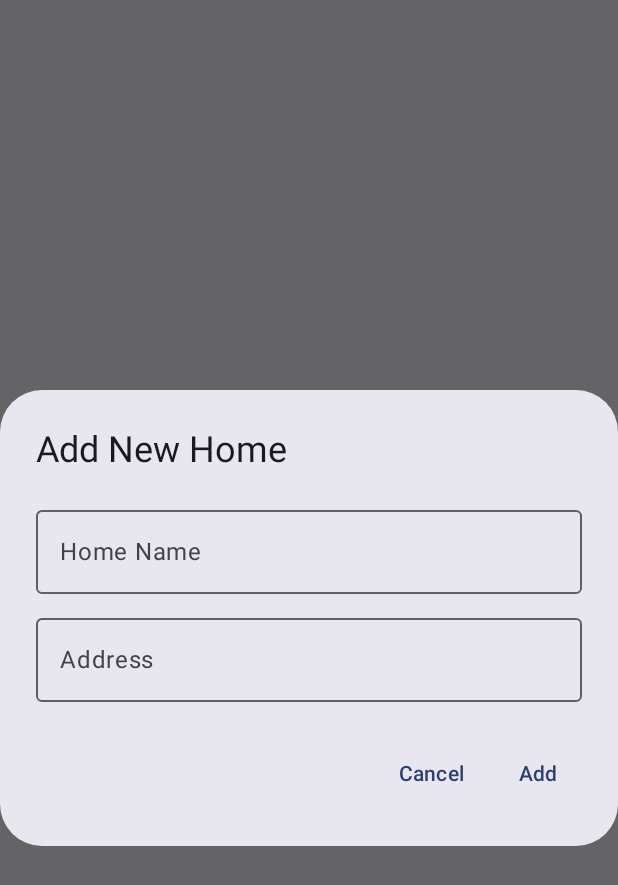
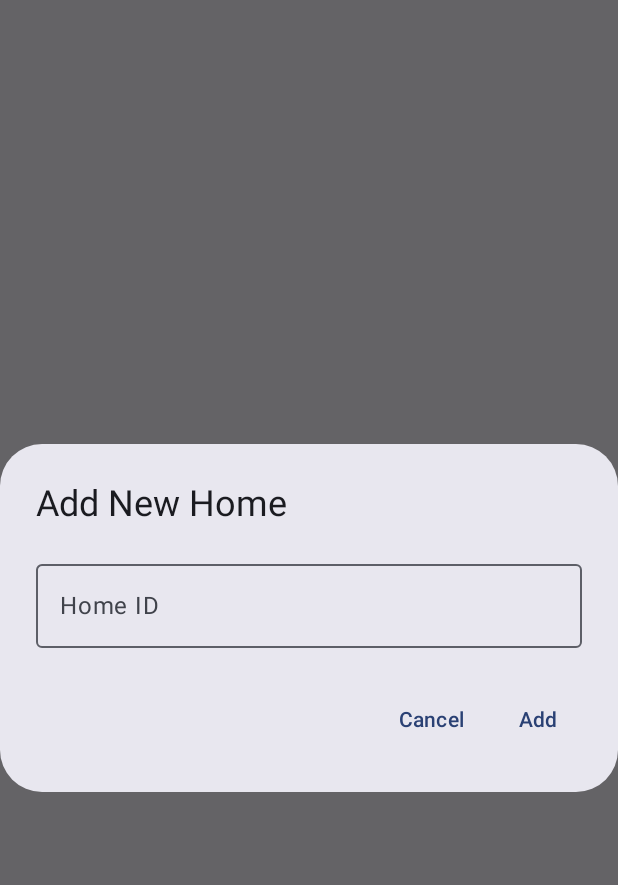
Before and after one commit to SE-SmartHouse/Mobile-Frontend-, an Android app built with Jetpack Compose: the composable AddHomeDialog shown on its own in the app's theme, on a phone screen of 412 x 824 dp. Shown: the top 885 px of the screen. Run offline under Robolectric (Android 15) with nearby library versions, the phone set to English and light mode, and no system bars.

Commit message:
recent changes with homescreenaddingcode

```diff
--- a/app/src/main/java/com/example/smarthouse_mobile/data/model/models.kt
+++ b/app/src/main/java/com/example/smarthouse_mobile/data/model/models.kt
@@ -22,8 +22,8 @@ data class HomeModel(
 
 @JsonClass(generateAdapter = true)
 data class AddHomeRequest(
-    @Json(name = "home_name") val homeName: String,
-    @Json(name = "address") val address: String
+    @Json(name = "home_id") val houseId: String,
+
 )
 @JsonClass(generateAdapter = true)
 data class AddRoomRequest(
--- a/app/src/main/java/com/example/smarthouse_mobile/data/repository/objectrepositry.kt
+++ b/app/src/main/java/com/example/smarthouse_mobile/data/repository/objectrepositry.kt
@@ -54,9 +54,9 @@ object RemoteRepository {
         }
     }
 
-    suspend fun createHome(homeName: String, address: String): HomeModel? {
+    suspend fun createHome(homeId: String): HomeModel? {
         return withContext(Dispatchers.IO) {
-            val response = api.addHome(sessionToken, AddHomeRequest(homeName, address))
+            val response = api.addHome(sessionToken, AddHomeRequest(homeId))
             if (response.isSuccessful) response.body() else null
         }
     }
--- a/app/src/main/java/com/example/smarthouse_mobile/ui/screen/homescreen.kt
+++ b/app/src/main/java/com/example/smarthouse_mobile/ui/screen/homescreen.kt
@@ -73,9 +73,9 @@ fun HomeScreen(
         if (showAddDialog) {
             AddHomeDialog(
                 onDismiss = { showAddDialog = false },
-                onAddHome = { name, address ->
+                onAddHome = { name ->
                     scope.launch {
-                        val newHome = RemoteRepository.createHome(name, address)
+                        val newHome = RemoteRepository.createHome(name)
                         if (newHome != null) {
                             homes = homes + newHome
                         }
@@ -109,9 +109,8 @@ fun HomeCard(home: HomeModel, onClick: () -> Unit) {
 }
 
 @Composable
-fun AddHomeDialog(onDismiss: () -> Unit, onAddHome: (String, String) -> Unit) {
-    var name by remember { mutableStateOf("") }
-    var address by remember { mutableStateOf("") }
+fun AddHomeDialog(onDismiss: () -> Unit, onAddHome: (String) -> Unit) {
+    var home_id by remember { mutableStateOf("") }
 
     AlertDialog(
         onDismissRequest = onDismiss,
@@ -119,22 +118,16 @@ fun AddHomeDialog(onDismiss: () -> Unit, onAddHome: (String, String) -> Unit) {
         text = {
             Column {
                 OutlinedTextField(
-                    value = name,
-                    onValueChange = { name = it },
-                    label = { Text("Home Name") },
+                    value = home_id,
+                    onValueChange = { home_id = it },
+                    label = { Text("Home ID") },
                     modifier = Modifier.fillMaxWidth()
                 )
-                Spacer(modifier = Modifier.height(8.dp))
-                OutlinedTextField(
-                    value = address,
-                    onValueChange = { address = it },
-                    label = { Text("Address") },
-                    modifier = Modifier.fillMaxWidth()
-                )
+
             }
         },
         confirmButton = {
-            TextButton(onClick = { onAddHome(name, address) }) {
+            TextButton(onClick = { onAddHome(home_id) }) {
                 Text("Add")
             }
         },
```
Also changed, not shown: 6 other files.
